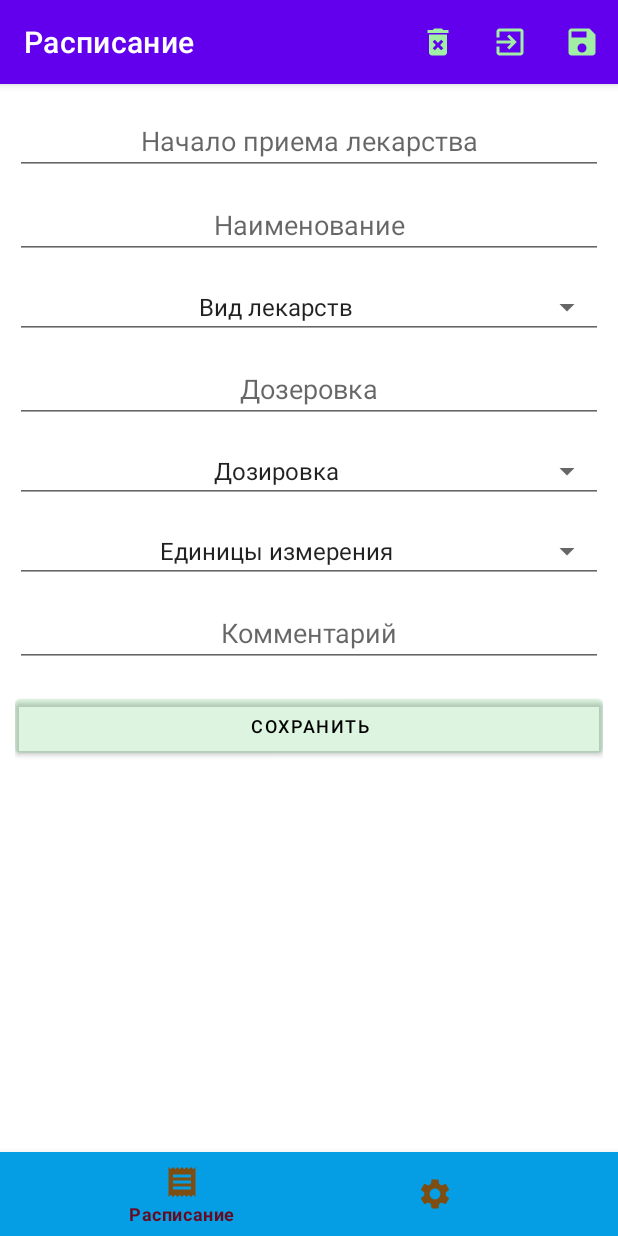
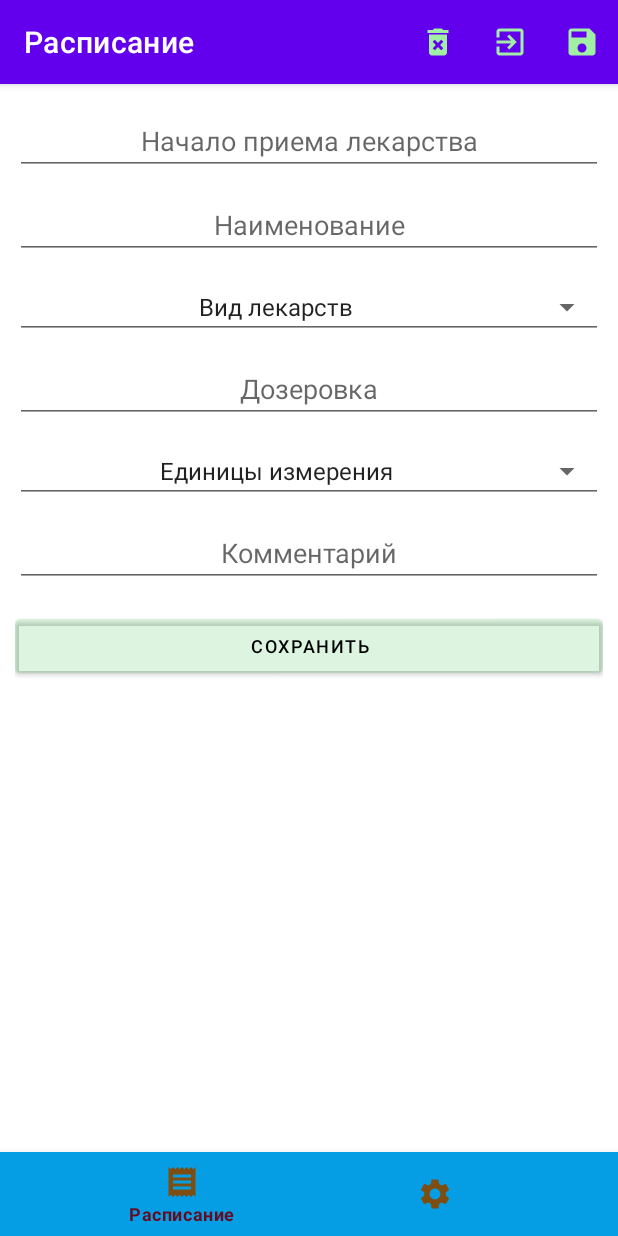
Before and after one commit to Paulik0182/MonitoringPrescriptions, an Android app: the fragment DetailsPrescriptionFragment placed in its activity, on a phone screen of 412 x 824 dp. Run offline under Robolectric (Android 15) with nearby library versions, the phone set to English and light mode, and no system bars; our stand-ins replace Room's generated code; 5 statements that could not run were skipped.

Commit message:
Отказались от Spinner dosage

```diff
--- a/app/src/main/java/com/example/monitoringprescriptions/ui/details/DetailsPrescriptionFragment.kt
+++ b/app/src/main/java/com/example/monitoringprescriptions/ui/details/DetailsPrescriptionFragment.kt
@@ -44,10 +44,6 @@ class DetailsPrescriptionFragment : Fragment(R.layout.fragment_derails_prescript
         resources.getStringArray(R.array.prescribed_medicine)
     }
 
-    private val dosageSpinnerLabels: Array<String> by lazy {
-        resources.getStringArray(R.array.dosage)
-    }
-
     override fun onViewCreated(view: View, savedInstanceState: Bundle?) {
         super.onViewCreated(view, savedInstanceState)
         _binding = FragmentDerailsPrescriptionBinding.bind(view)
@@ -71,10 +67,6 @@ class DetailsPrescriptionFragment : Fragment(R.layout.fragment_derails_prescript
         initSpinner(binding.prescribedMedicineSpinner, prescribedMedicineSpinnerLabels) {
             viewModel.onMedicineSelectSpinner(it)
         }
-
-        initSpinner(binding.dosageSpinner, dosageSpinnerLabels) {
-            viewModel.onDosageSelectSpinner(it)
-        }
     }
 
     private fun fillPrescription(prescription: PrescriptionEntity) {
@@ -93,12 +85,6 @@ class DetailsPrescriptionFragment : Fragment(R.layout.fragment_derails_prescript
         unitMeasurementSpinnerLabels.forEachIndexed { i, unit ->
             if (unit == prescription.unitMeasurement) {
                 binding.unitMeasurementSpinner.setSelection(i)
-            }
-        }
-
-        dosageSpinnerLabels.forEachIndexed { i, dosage ->
-            if (dosage == prescription.dosage.toString()) {
-                binding.dosageSpinner.setSelection(i)
             }
         }
     }
--- a/app/src/main/java/com/example/monitoringprescriptions/ui/details/DetailsPrescriptionViewModel.kt
+++ b/app/src/main/java/com/example/monitoringprescriptions/ui/details/DetailsPrescriptionViewModel.kt
@@ -24,10 +24,6 @@ class DetailsPrescriptionViewModel(
         // todo
     }
 
-    fun onDosageSelectSpinner(dosage: String) {
-        // todo
-    }
-
     // сообщаем ViewModel отрисовать данные
     val prescriptionLiveData: LiveData<PrescriptionEntity> = MutableLiveData()
 
--- a/app/src/main/res/layout/fragment_derails_prescription.xml
+++ b/app/src/main/res/layout/fragment_derails_prescription.xml
@@ -33,7 +33,7 @@
         android:textColor="@color/black"
         android:textSize="18sp" />
 
-    <Spinner
+    <androidx.appcompat.widget.AppCompatSpinner
         android:id="@+id/prescribed_medicine_spinner"
         style="@style/Widget.AppCompat.Spinner.Underlined"
         android:layout_width="match_parent"
@@ -57,17 +57,6 @@
         android:maxLength="5"
         android:textColor="@color/black"
         android:textSize="18sp" />
-
-    <androidx.appcompat.widget.AppCompatSpinner
-        android:id="@+id/dosage_spinner"
-        style="@style/Widget.AppCompat.Spinner.Underlined"
-        android:layout_width="match_parent"
-        android:layout_height="wrap_content"
-        android:layout_marginTop="5dp"
-        android:layout_marginBottom="5dp"
-        android:entries="@array/dosage"
-        android:spinnerMode="dialog"
-        android:textAlignment="center" />
 
     <androidx.appcompat.widget.AppCompatSpinner
         android:id="@+id/unit_measurement_spinner"
--- a/app/src/main/res/values/strings.xml
+++ b/app/src/main/res/values/strings.xml
@@ -36,16 +36,4 @@
         <item>Капли</item>
     </string-array>
 
-    <string-array name="dosage">
-        <item>Дозировка</item>
-        <item>0.5</item>
-        <item>1.0</item>
-        <item>1.5</item>
-        <item>2.0</item>
-        <item>2.5</item>
-        <item>3.0</item>
-        <item>3.5</item>
-        <item>4.0</item>
-    </string-array>
-
 </resources>
```
